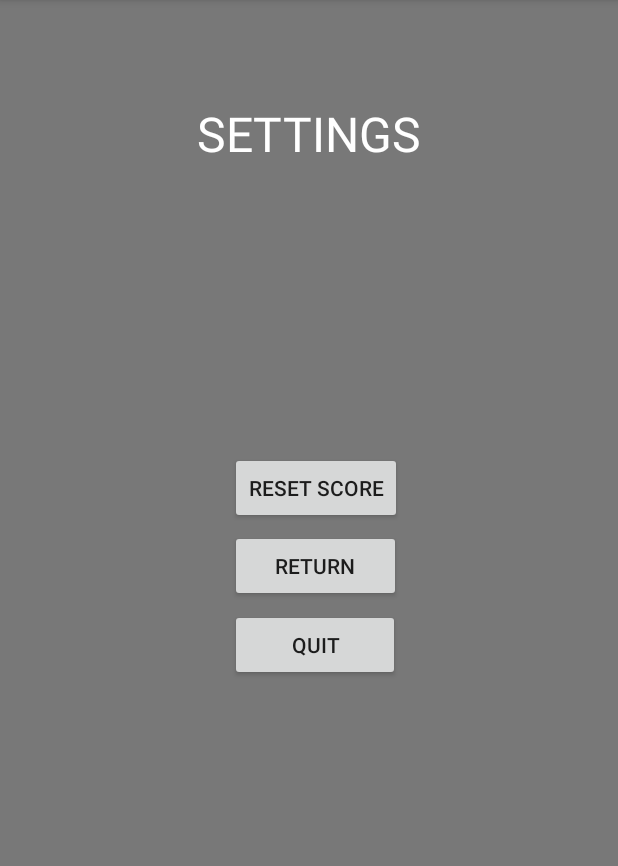
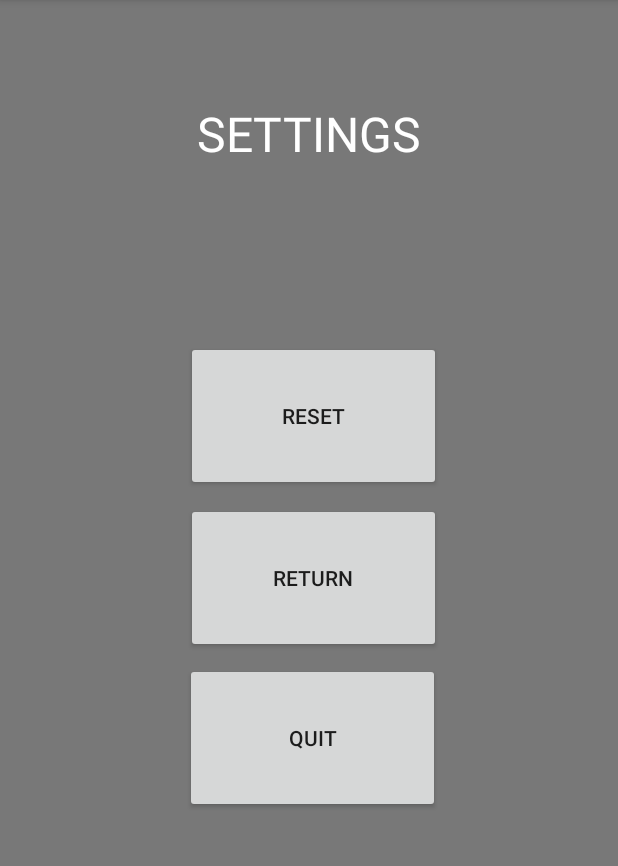
Before and after one commit to vrba8650/488App, an Android app: the settings screen opened directly, with no data from a screen before it, on a phone screen of 412 x 824 dp, the part 84-950 px from its top. Run offline under Robolectric (Android 15) with nearby library versions, the phone set to English and light mode, and no system bars.

Commit message:
making visual changes

```diff
--- a/app/src/main/res/layout/activity_settings.xml
+++ b/app/src/main/res/layout/activity_settings.xml
@@ -20,44 +20,42 @@
 
     <Button
         android:id="@+id/resetScoreButton"
-        android:layout_width="wrap_content"
-        android:layout_height="wrap_content"
+        android:layout_width="170dp"
+        android:layout_height="100dp"
         android:layout_alignParentStart="true"
         android:layout_alignParentLeft="true"
         android:layout_alignParentTop="true"
         android:layout_centerInParent="true"
-        android:layout_marginStart="153dp"
-        android:layout_marginLeft="153dp"
-        android:layout_marginTop="301dp"
-        android:text="Reset Score" />
+        android:layout_marginStart="124dp"
+        android:layout_marginLeft="124dp"
+        android:layout_marginTop="227dp"
+        android:text="Reset" />
 
     <Button
         android:id="@+id/quitButton"
-        android:layout_width="113dp"
-        android:layout_height="wrap_content"
+        android:layout_width="170dp"
+        android:layout_height="100dp"
         android:layout_alignParentStart="true"
         android:layout_alignParentLeft="true"
         android:layout_alignParentTop="true"
         android:layout_centerInParent="true"
-        android:layout_marginStart="153dp"
-        android:layout_marginLeft="153dp"
-        android:layout_marginTop="406dp"
+        android:layout_marginStart="123dp"
+        android:layout_marginLeft="123dp"
+        android:layout_marginTop="442dp"
         android:text="Quit" />
 
     <Button
         android:id="@+id/returnButton"
-        android:layout_width="114dp"
-        android:layout_height="wrap_content"
+        android:layout_width="170dp"
+        android:layout_height="100dp"
         android:layout_alignParentStart="true"
         android:layout_alignParentLeft="true"
         android:layout_alignParentTop="true"
         android:layout_centerInParent="true"
-        android:layout_marginStart="153dp"
-        android:layout_marginLeft="153dp"
-        android:layout_marginTop="353dp"
+        android:layout_marginStart="124dp"
+        android:layout_marginLeft="124dp"
+        android:layout_marginTop="335dp"
         android:text="Return" />
 
 
-
-
 </RelativeLayout>
```
